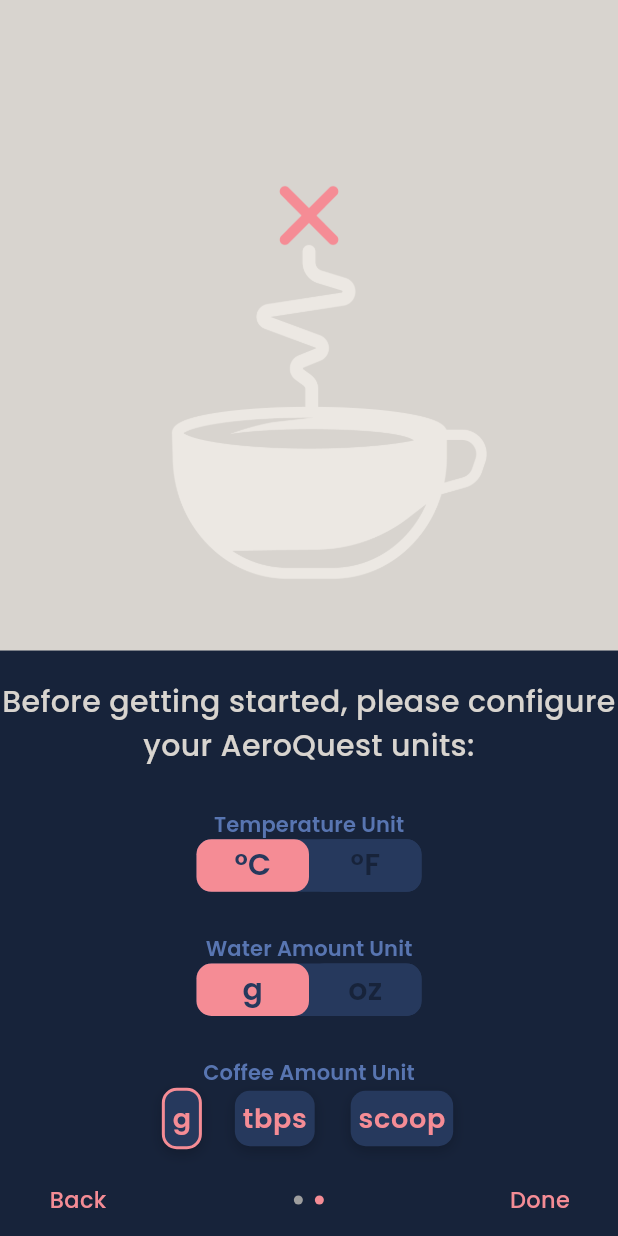
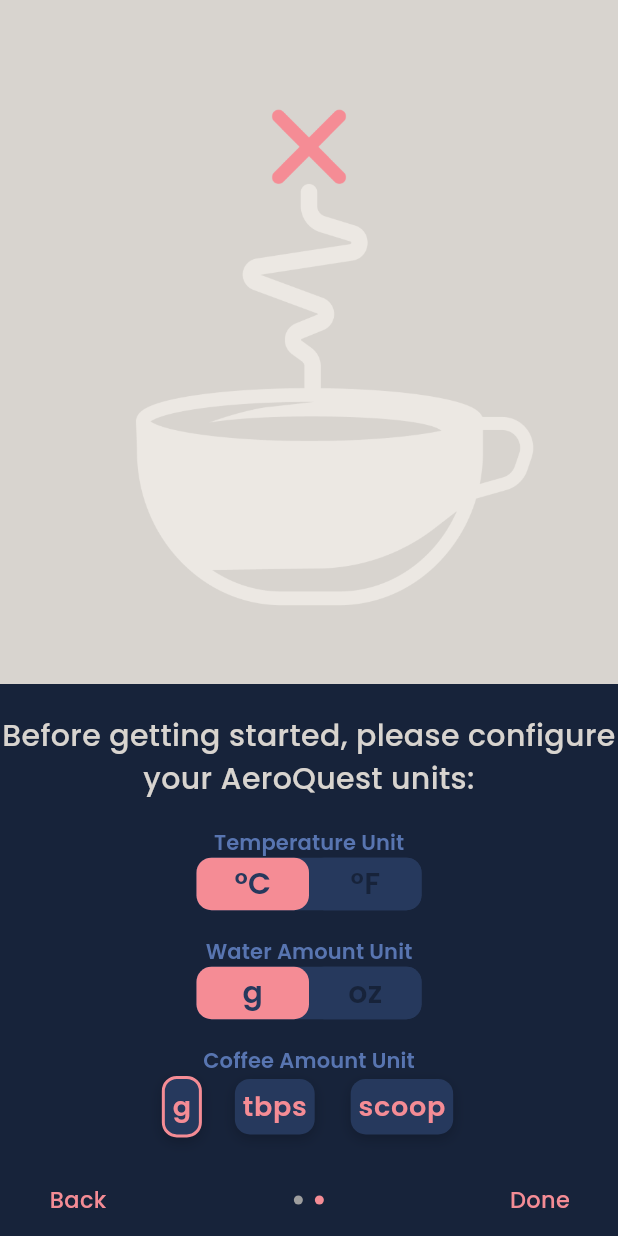
Before and after one commit to andrew-moreno/aeroquest, a Flutter app: the screen it shows after launch, after a tap on "Next", on a phone screen of 412 x 824 dp. Run offline on Flutter 3.47's test engine with Material 2 defaults, Android fonts, the phone set to English and light mode, and no system bars; drawn by our look-alikes of smooth_page_indicator; our stand-ins replace dropdown_button2, expandable_page_view, flutter_form_builder, shared_preferences, sliver_tools, sqflite; missing offline and left inert: control_style; accounts and stored records are empty.

Commit message:
cleanup and responsiveness

```diff
--- a/lib/screens/onboarding/onboarding.dart
+++ b/lib/screens/onboarding/onboarding.dart
@@ -21,39 +21,17 @@ class Onboarding extends StatelessWidget {
   Widget build(BuildContext context) {
     return Scaffold(
       body: SafeArea(
-        child: Stack(
-          children: [
-            Column(
+        child: Column(
           children: [
             Expanded(
               child: PageView(
                 controller: controller,
                 physics: const NeverScrollableScrollPhysics(),
-                    children: [
-                      Stack(
-                        children: [
-                          Column(
-                            children: [
-                              Expanded(
-                                flex: kOnboardingTopFlex,
-                                child: Container(),
-                              ),
-                              Expanded(
-                                flex: kOnboardingBottomFlex,
-                                child: Container(
-                                  color: kDarkSecondary,
-                                ),
-                              ),
+                children: const [
+                  OnboardingPage1(),
+                  OnboardingPage2(),
                 ],
               ),
-                          const OnboardingPage1(),
-                        ],
-                      ),
-                      const OnboardingPage2(),
-                    ],
-                  ),
-                ),
-              ],
             ),
             OnboardingNavigation(controller: controller),
           ],
@@ -143,6 +121,7 @@ class _OnboardingNavigationState extends State<OnboardingNavigation> {
       foregroundColor: kLightSecondary,
     );
     return Container(
+      color: kDarkSecondary,
       alignment: Alignment.bottomCenter,
       padding: const EdgeInsets.symmetric(horizontal: 20),
       child: Row(
--- a/lib/screens/onboarding/pages/onboarding_page1.dart
+++ b/lib/screens/onboarding/pages/onboarding_page1.dart
@@ -16,20 +16,6 @@ class OnboardingPage1 extends StatelessWidget {
   @override
   Widget build(BuildContext context) {
     return OnboardingPageTemplate(
-      background: Column(
-        children: [
-          Expanded(
-            flex: kOnboardingTopFlex,
-            child: Container(),
-          ),
-          Expanded(
-            flex: kOnboardingBottomFlex,
-            child: Container(
-              color: kDarkSecondary,
-            ),
-          ),
-        ],
-      ),
       title: Column(
         children: const [
           Text(
--- a/lib/screens/onboarding/pages/onboarding_page2.dart
+++ b/lib/screens/onboarding/pages/onboarding_page2.dart
@@ -13,24 +13,10 @@ class OnboardingPage2 extends StatelessWidget {
   @override
   Widget build(BuildContext context) {
     return OnboardingPageTemplate(
-      background: Column(
-        children: [
-          Expanded(
-            flex: kOnboardingTopFlex,
-            child: Container(),
-          ),
-          Expanded(
-            flex: kOnboardingBottomFlex,
-            child: Container(
-              color: kDarkSecondary,
-            ),
-          ),
-        ],
-      ),
       title: Container(),
-      description: Image.asset(
-        "assets/images/light_icon.png",
-        scale: 2.9,
+      description: Expanded(
+        flex: kOnboardingTopFlex,
+        child: Image.asset("assets/images/light_icon.png"),
       ),
       bottomText:
           "Before getting started, please configure your AeroQuest units:",
--- a/lib/screens/onboarding/pages/onboarding_page_template.dart
+++ b/lib/screens/onboarding/pages/onboarding_page_template.dart
@@ -8,7 +8,6 @@ class OnboardingPageTemplate extends StatelessWidget {
     this.description,
     required this.bottomText,
     required this.bottomWidgets,
-    required this.background,
   }) : super(key: key);
 
   /// Text to display at the top of the screen
@@ -23,23 +22,15 @@ class OnboardingPageTemplate extends StatelessWidget {
   /// Widgets to display below [bottomText] and above navigation
   final Widget bottomWidgets;
 
-  /// Handles background colour scheme
-  final Widget background;
-
   @override
   Widget build(BuildContext context) {
-    return Stack(
-      children: [
-        background,
-        Column(
+    return Column(
       crossAxisAlignment: CrossAxisAlignment.center,
       children: [
         Expanded(
-              flex: kOnboardingTopFlex,
           child: Column(
-                mainAxisAlignment: MainAxisAlignment.start,
+            mainAxisAlignment: MainAxisAlignment.end,
             children: [
-                  const Spacer(),
               title,
               const SizedBox(height: 50),
               description ?? Container(),
@@ -47,11 +38,11 @@ class OnboardingPageTemplate extends StatelessWidget {
             ],
           ),
         ),
-            Expanded(
-              flex: kOnboardingBottomFlex,
-              child: Container(
-                padding: const EdgeInsets.symmetric(
-                  vertical: 20,
+        Container(
+          height: 320,
+          color: kDarkSecondary,
+          padding: const EdgeInsets.only(
+            top: 20,
           ),
           child: Column(
             children: [
@@ -68,12 +59,8 @@ class OnboardingPageTemplate extends StatelessWidget {
               Expanded(
                 child: bottomWidgets,
               ),
-                    const SizedBox(height: 10),
             ],
           ),
-              ),
-            ),
-          ],
         ),
       ],
     );
```
Lines whose indentation alone changed are shown as unchanged.
